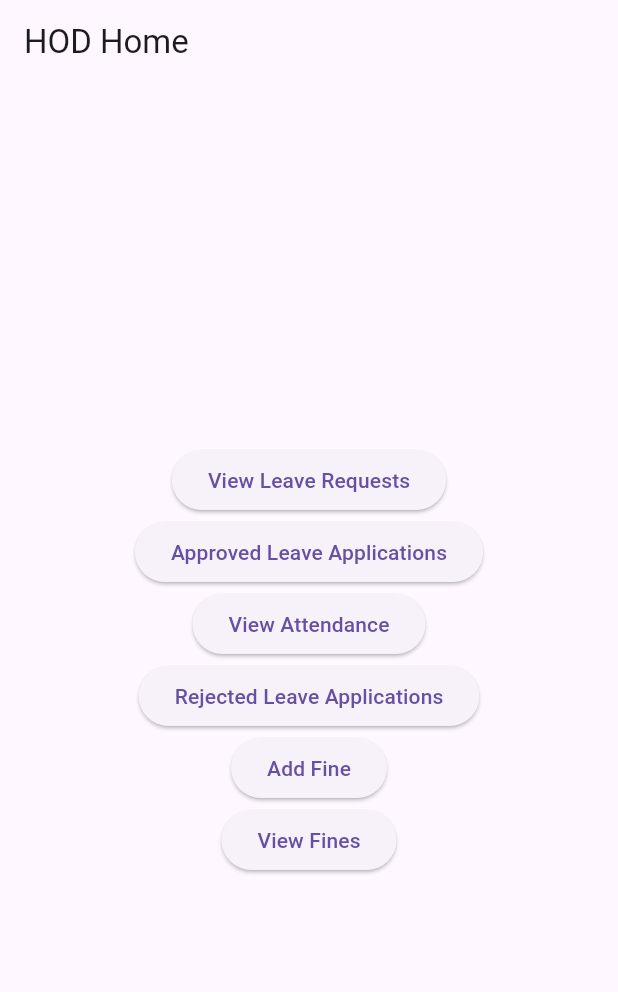
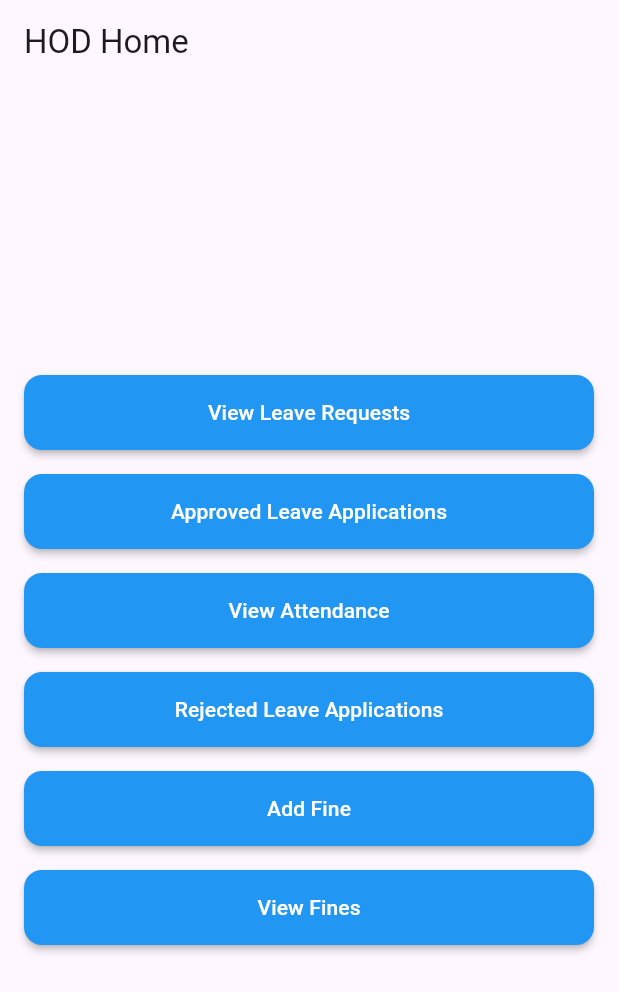
Before and after one commit to sharath453/Leave_and_Attendance_management_Application, a Flutter app: the HodHomePage screen opened directly, on a phone screen of 412 x 824 dp. Shown: the top 992 px of the screen. Run offline on Flutter 3.47's test engine with Material 3 defaults, Android fonts, the phone set to English and light mode, and no system bars; our stand-ins replace file_picker.

Commit message:
button color changes

```diff
--- a/lib/screens/hod/hod_home.dart
+++ b/lib/screens/hod/hod_home.dart
@@ -4,11 +4,7 @@ import 'package:leave_management_app/screens/hod/approved_leave_application.dart
 import 'package:leave_management_app/screens/hod/view_attendance.dart';
 import 'package:leave_management_app/screens/hod/rejected_leave_application.dart';
 import 'package:leave_management_app/screens/hod/add_fine.dart';
-import 'package:leave_management_app/screens/hod/view_fines.dart'
-    as hod; // Aliasing for HOD view
-// ignore: unused_import
-import 'package:leave_management_app/screens/student/view_fines.dart'
-    as student; // Aliasing for Student view
+import 'package:leave_management_app/screens/hod/view_fines.dart' as hod;
 
 class HodHomePage extends StatelessWidget {
   const HodHomePage({super.key});
@@ -20,11 +16,44 @@ class HodHomePage extends StatelessWidget {
         title: Text('HOD Home'),
       ),
       body: Center(
+        child: Padding(
+          padding: const EdgeInsets.all(16.0),
           child: Column(
             mainAxisAlignment: MainAxisAlignment.center,
             children: [
-            ElevatedButton(
-              onPressed: () {
+              for (var button in buttons(context))
+                Padding(
+                  padding: const EdgeInsets.symmetric(vertical: 8.0),
+                  child: SizedBox(
+                    width: double.infinity, // Make button wide
+                    height: 50, // Set a fixed height
+                    child: ElevatedButton(
+                      onPressed: button['onPressed'],
+                      style: ElevatedButton.styleFrom(
+                        foregroundColor: Colors.white,
+                        backgroundColor: Colors.blue, // Text color
+                        shape: RoundedRectangleBorder(
+                          borderRadius:
+                              BorderRadius.circular(12), // Rounded corners
+                        ),
+                        elevation: 2,
+                      ),
+                      child: Text(button['label']),
+                    ),
+                  ),
+                ),
+            ],
+          ),
+        ),
+      ),
+    );
+  }
+
+  List<Map<String, dynamic>> buttons(BuildContext context) {
+    return [
+      {
+        'label': 'View Leave Requests',
+        'onPressed': () {
           Navigator.push(
             context,
             MaterialPageRoute(
@@ -32,10 +61,10 @@ class HodHomePage extends StatelessWidget {
             ),
           );
         },
-              child: Text('View Leave Requests'),
-            ),
-            ElevatedButton(
-              onPressed: () {
+      },
+      {
+        'label': 'Approved Leave Applications',
+        'onPressed': () {
           Navigator.push(
             context,
             MaterialPageRoute(
@@ -43,10 +72,10 @@ class HodHomePage extends StatelessWidget {
             ),
           );
         },
-              child: Text('Approved Leave Applications'),
-            ),
-            ElevatedButton(
-              onPressed: () {
+      },
+      {
+        'label': 'View Attendance',
+        'onPressed': () {
           Navigator.push(
             context,
             MaterialPageRoute(
@@ -54,10 +83,10 @@ class HodHomePage extends StatelessWidget {
             ),
           );
         },
-              child: Text('View Attendance'),
-            ),
-            ElevatedButton(
-              onPressed: () {
+      },
+      {
+        'label': 'Rejected Leave Applications',
+        'onPressed': () {
           Navigator.push(
             context,
             MaterialPageRoute(
@@ -65,10 +94,10 @@ class HodHomePage extends StatelessWidget {
             ),
           );
         },
-              child: Text('Rejected Leave Applications'),
-            ),
-            ElevatedButton(
-              onPressed: () {
+      },
+      {
+        'label': 'Add Fine',
+        'onPressed': () {
           Navigator.push(
             context,
             MaterialPageRoute(
@@ -76,23 +105,18 @@ class HodHomePage extends StatelessWidget {
             ),
           );
         },
-              child: Text('Add Fine'),
-            ),
-            ElevatedButton(
-              onPressed: () {
+      },
+      {
+        'label': 'View Fines',
+        'onPressed': () {
           Navigator.push(
             context,
             MaterialPageRoute(
-                    builder: (context) =>
-                        hod.ViewFinesPage(), // Using alias for HOD view
+              builder: (context) => hod.ViewFinesPage(),
             ),
           );
         },
-              child: Text('View Fines'),
-            ),
-          ],
-        ),
-      ),
-    );
+      },
+    ];
   }
 }
```
Also changed, not shown: lib/screens/faculty/add_notes.dart (+26 -2 lines), lib/screens/faculty/upload_attendance.dart (+34 -7 lines), lib/screens/student/apply_leave.dart (+18 -3 lines). Lines whose indentation alone changed are shown as unchanged.
